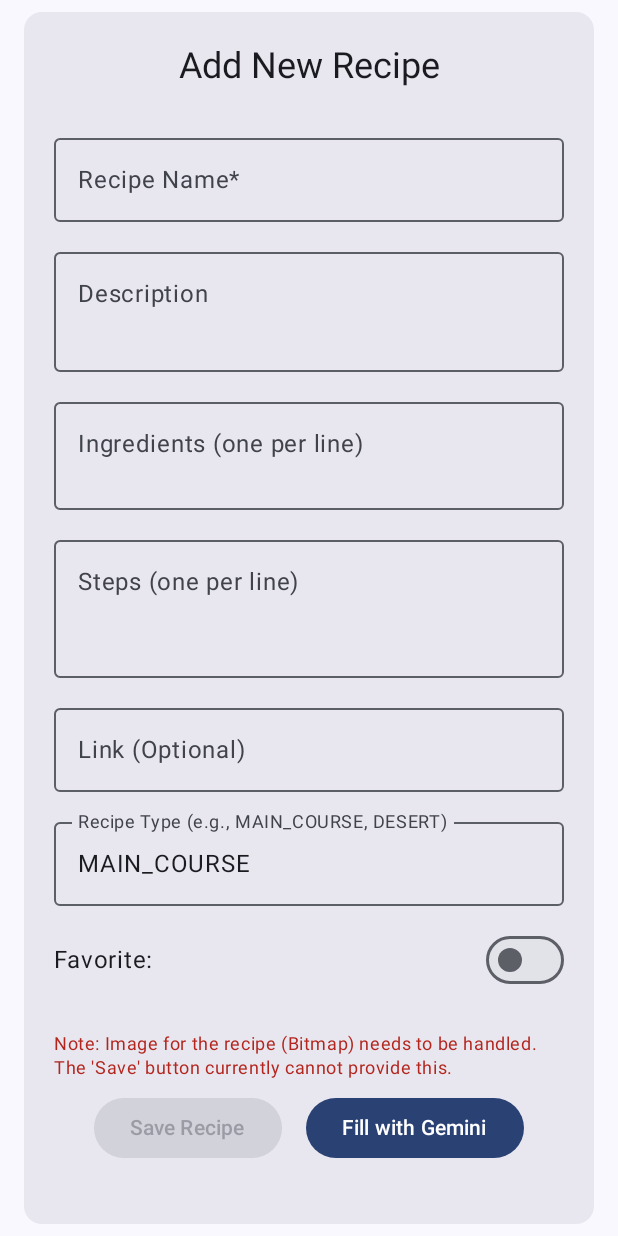
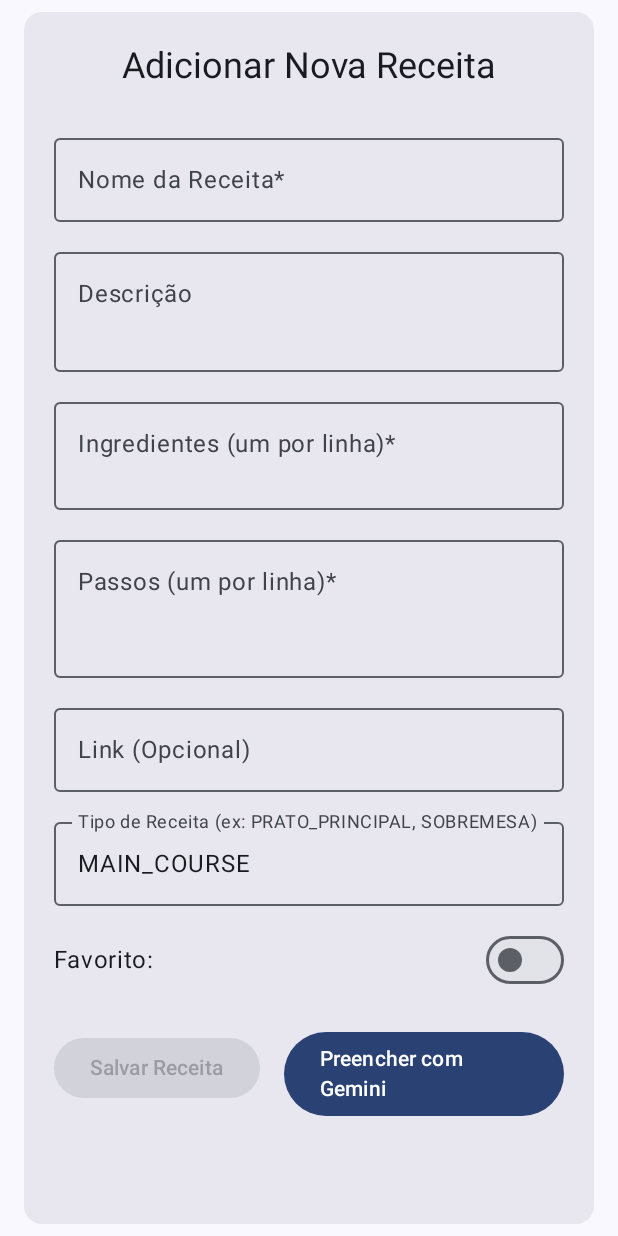
Before and after one commit to angelica-oliv/recipes, an Android app built with Jetpack Compose: the composable AddNewRecipeScreen shown on its own in the app's theme, on a phone screen of 412 x 824 dp. Run offline under Robolectric (Android 15) with nearby library versions, the phone set to English and light mode, and no system bars; 7 statements that could not run were skipped.

Commit message:
Feat: Integrate AddNewRecipeScreen and refine UI
This commit integrates the `AddNewRecipeScreen` into the navigation graph, replacing the `EmptyComingSoon` placeholder. It also includes several UI refinements, localization improvements, and a bug fix.

Key changes:
- **`RecipeApp.kt`**: The `Route.NewRecipe` destination now navigates to the `AddNewRecipeScreen` composable.
- **`AddNewRecipeScreen.kt`**:
    - Replaced all hardcoded UI text with string resources for localization.
    - Updated save logic to pass `null` for the recipe picture and wrapped it in a `try-catch` block for safer execution.
    - Enhanced validation for the "Save Recipe" button, now requiring ingredients and steps in addition to the name.
    - Added a `@Preview` composable for easier UI development.
- **`strings.xml`**: Added new string resources for the `AddNewRecipeScreen` and for the "no recipe selected" message.
- **`RecipeHomeViewModel.kt`**: Changed `recipes.first()` to `recipes.firstOrNull()` when setting the `openedRecipe` to prevent crashes when the recipe list is empty.
- **UI Consistency**: Updated the text and content description for the "Edit" FAB and navigation items from a placeholder `compose` string to a more appropriate `edit` string in `RecipeListContent.kt` and `RecipeNavigationComponents.kt`.
- **`RecipeListContent.kt`**: The "No recipe selected" message is now sourced from string resources.

```diff
--- a/app/src/main/java/com/ao/recipes/ui/RecipeHomeViewModel.kt
+++ b/app/src/main/java/com/ao/recipes/ui/RecipeHomeViewModel.kt
@@ -47,7 +47,7 @@ class RecipeHomeViewModel(private val recipesRepository: RecipesRepository = Rec
                      */
                     _uiState.value = RecipeHomeUIState(
                         recipes = recipes,
-                        openedRecipe = recipes.first()
+                        openedRecipe = recipes.firstOrNull()
                     )
                 }
         }
@@ -68,7 +68,7 @@ class RecipeHomeViewModel(private val recipesRepository: RecipesRepository = Rec
         _uiState.value = _uiState
             .value.copy(
                 isDetailOnlyOpen = false,
-                openedRecipe = _uiState.value.recipes.first()
+                openedRecipe = _uiState.value.recipes.firstOrNull()
             )
     }
 }
--- a/app/src/main/java/com/ao/recipes/ui/RecipeListContent.kt
+++ b/app/src/main/java/com/ao/recipes/ui/RecipeListContent.kt
@@ -97,7 +97,7 @@ fun RecipeListScreen(
                 } else {
                     // Show a placeholder or an empty state indication
                     Box(modifier = Modifier.fillMaxSize(), contentAlignment = Alignment.Center) {
-                        Text("No recipe selected or available.")
+                        Text(stringResource(R.string.no_recipe_selected))
                     }
                 }
             },
@@ -116,7 +116,7 @@ fun RecipeListScreen(
             // When we have bottom navigation we show FAB at the bottom end.
             if (navigationType == NavigationType.BOTTOM_NAVIGATION) {
                 ExtendedFloatingActionButton(
-                    text = { Text(text = stringResource(id = R.string.compose)) },
+                    text = { Text(text = stringResource(id = R.string.edit)) },
                     icon = { Icon(Icons.Default.Edit, stringResource(id = R.string.compose)) },
                     onClick = { /*TODO*/ },
                     modifier = Modifier
--- a/app/src/main/java/com/ao/recipes/ui/components/AddNewRecipeScreen.kt
+++ b/app/src/main/java/com/ao/recipes/ui/components/AddNewRecipeScreen.kt
@@ -1,5 +1,6 @@
 package com.ao.recipes.ui.components
 
+import android.util.Log
 import androidx.compose.foundation.layout.*
 import androidx.compose.foundation.rememberScrollState
 import androidx.compose.foundation.text.KeyboardOptions
@@ -8,8 +9,11 @@ import androidx.compose.material3.*
 import androidx.compose.runtime.*
 import androidx.compose.ui.Alignment
 import androidx.compose.ui.Modifier
+import androidx.compose.ui.res.stringResource
 import androidx.compose.ui.text.input.KeyboardCapitalization
 import androidx.compose.ui.unit.dp
+import androidx.compose.ui.tooling.preview.Preview
+import com.ao.recipes.R
 import com.ao.recipes.data.Recipe
 import com.ao.recipes.data.RecipeType
 
@@ -44,7 +48,7 @@ fun AddNewRecipeScreen(
             horizontalAlignment = Alignment.CenterHorizontally
         ) {
             Text(
-                "Add New Recipe", // This can be localized if needed
+                stringResource(R.string.add_new_recipe),
                 style = MaterialTheme.typography.headlineSmall,
                 modifier = Modifier.padding(bottom = 24.dp)
             )
@@ -52,7 +56,7 @@ fun AddNewRecipeScreen(
             OutlinedTextField(
                 value = name,
                 onValueChange = { name = it },
-                label = { Text("Recipe Name*") }, // Localize
+                label = { Text(stringResource(R.string.recipe_name)) },
                 modifier = Modifier.fillMaxWidth(),
                 singleLine = true,
                 keyboardOptions = KeyboardOptions(capitalization = KeyboardCapitalization.Words)
@@ -62,7 +66,7 @@ fun AddNewRecipeScreen(
             OutlinedTextField(
                 value = description,
                 onValueChange = { description = it },
-                label = { Text("Description") }, // Localize
+                label = { Text(stringResource(R.string.description)) },
                 modifier = Modifier.fillMaxWidth(),
                 minLines = 2,
                 keyboardOptions = KeyboardOptions(capitalization = KeyboardCapitalization.Sentences)
@@ -72,7 +76,7 @@ fun AddNewRecipeScreen(
             OutlinedTextField(
                 value = ingredients,
                 onValueChange = { ingredients = it },
-                label = { Text("Ingredients (one per line)") }, // Localize
+                label = { Text(stringResource(R.string.ingredients)) },
                 modifier = Modifier
                     .fillMaxWidth()
                     .heightIn(min = 80.dp, max = 200.dp),
@@ -83,7 +87,7 @@ fun AddNewRecipeScreen(
             OutlinedTextField(
                 value = steps,
                 onValueChange = { steps = it },
-                label = { Text("Steps (one per line)") }, // Localize
+                label = { Text(stringResource(R.string.steps)) },
                 modifier = Modifier
                     .fillMaxWidth()
                     .heightIn(min = 100.dp, max = 300.dp),
@@ -94,7 +98,7 @@ fun AddNewRecipeScreen(
             OutlinedTextField(
                 value = link,
                 onValueChange = { link = it },
-                label = { Text("Link (Optional)") }, // Localize
+                label = { Text(stringResource(R.string.link)) },
                 modifier = Modifier.fillMaxWidth(),
                 singleLine = true
             )
@@ -104,7 +108,7 @@ fun AddNewRecipeScreen(
             OutlinedTextField(
                 value = recipeTypeStr,
                 onValueChange = { recipeTypeStr = it },
-                label = { Text("Recipe Type (e.g., MAIN_COURSE, DESERT)") }, // Localize
+                label = { Text(stringResource(R.string.recipe_type)) },
                 modifier = Modifier.fillMaxWidth(),
                 singleLine = true
             )
@@ -115,7 +119,7 @@ fun AddNewRecipeScreen(
                 verticalAlignment = Alignment.CenterVertically,
                 horizontalArrangement = Arrangement.SpaceBetween
             ) {
-                Text("Favorite:", style = MaterialTheme.typography.bodyLarge) // Localize
+                Text(stringResource(R.string.favorite), style = MaterialTheme.typography.bodyLarge)
                 Switch(
                     checked = isStarredState,
                     onCheckedChange = { isStarredState = it }
@@ -123,35 +127,15 @@ fun AddNewRecipeScreen(
             }
             Spacer(modifier = Modifier.height(24.dp))
 
-            Text(
-                text = "Note: Image for the recipe (Bitmap) needs to be handled. The 'Save' button currently cannot provide this.", // Localize
-                style = MaterialTheme.typography.bodySmall,
-                color = MaterialTheme.colorScheme.error,
-                modifier = Modifier.padding(bottom = 8.dp)
-            )
-
             Row(
                 modifier = Modifier.fillMaxWidth(),
                 horizontalArrangement = Arrangement.spacedBy(16.dp, Alignment.CenterHorizontally)
             ) {
                 Button(
                     onClick = {
-                        // CRITICAL: The Recipe data class requires a non-nullable 'picture: Bitmap'.
-                        // This form does not currently collect or create a Bitmap.
-                        // To properly save, you need to:
-                        // 1. Modify Recipe to have 'picture: Bitmap?' (nullable).
-                        // OR
-                        // 2. Implement an image picker here and create/load a Bitmap.
-                        // OR
-                        // 3. Provide a default/placeholder Bitmap.
-
-                        // val placeholderBitmap = android.graphics.Bitmap.createBitmap(1, 1, android.graphics.Bitmap.Config.ARGB_8888) // Example placeholder
-
                         val recipeType = RecipeType.entries.firstOrNull { it.name.equals(recipeTypeStr, ignoreCase = true) }
                             ?: RecipeType.MAIN_COURSE
 
-                        // Example: Attempting to create a recipe (will fail without a real Bitmap)
-                        /*
                         try {
                             val newRecipe = Recipe(
                                 id = System.currentTimeMillis(), // Or generate ID elsewhere
@@ -160,28 +144,33 @@ fun AddNewRecipeScreen(
                                 ingredients = ingredients,
                                 steps = steps,
                                 link = link,
-                                picture = placeholderBitmap, // <<<< PROBLEM: Needs a real Bitmap instance
+                                picture = null,
                                 isStarred = isStarredState,
                                 type = recipeType
                             )
                             onSaveRecipe(newRecipe)
                         } catch (e: Exception) {
-                            // Log error or show message to user about the missing Bitmap
-                            println("Error creating Recipe: ${'$'}{e.message}. Bitmap is required.")
+                            // Log error o
+                            Log.e("AddRecipe","Error creating Recipe: ${'$'}{e.message}. Bitmap is required.", e)
                         }
-                        */
-                        println("Save button clicked. Recipe Name: $name. Bitmap handling is required to save.")
-                        // TODO: Implement actual save logic once Bitmap handling is decided.
                     },
-                    enabled = name.isNotBlank() // Basic validation: name should not be empty
+                    enabled = name.isNotBlank() && ingredients.isNotBlank() && steps.isNotBlank()
                 ) {
-                    Text("Save Recipe") // Localize
+                    Text(stringResource(R.string.save_recipe))
                 }
 
                 Button(onClick = onFillWithGemini) {
-                    Text("Fill with Gemini") // Localize
+                    Text(stringResource(R.string.fill_with_gemini))
                 }
             }
         }
     }
 }
+
+@Preview
+@Composable
+fun AddNewRecipeScreenPreview() {
+    AddNewRecipeScreen(
+        onSaveRecipe = {},
+        onFillWithGemini = {})
+}
--- a/app/src/main/res/values/strings.xml
+++ b/app/src/main/res/values/strings.xml
@@ -36,5 +36,17 @@
     <string name="search_recipes">Pesquisar receitas</string>
     <string name="no_item_found">Nenhum item encontrado</string>
     <string name="no_search_history">Sem histórico de pesquisa</string>
-    <string name="recipe_picture">Foto da receita</string>"
+    <string name="recipe_picture">Foto da receita</string>
+    <string name="no_recipe_selected">Nenhuma receita selecionada ou disponível.</string>
+
+    <string name="add_new_recipe">Adicionar Nova Receita</string>
+    <string name="recipe_name">Nome da Receita*</string>
+    <string name="description">Descrição</string>
+    <string name="ingredients">Ingredientes (um por linha)*</string>
+    <string name="steps">Passos (um por linha)*</string>
+    <string name="link">Link (Opcional)</string>
+    <string name="recipe_type">Tipo de Receita (ex: PRATO_PRINCIPAL, SOBREMESA)</string>
+    <string name="favorite">Favorito:</string>
+    <string name="save_recipe">Salvar Receita</string>
+    <string name="fill_with_gemini">Preencher com Gemini</string>
 </resources>
```
Also changed, not shown: app/src/main/java/com/ao/recipes/ui/RecipeApp.kt (+6 -1 lines), app/src/main/java/com/ao/recipes/ui/navigation/RecipeNavigationComponents.kt (+3 -5 lines).
